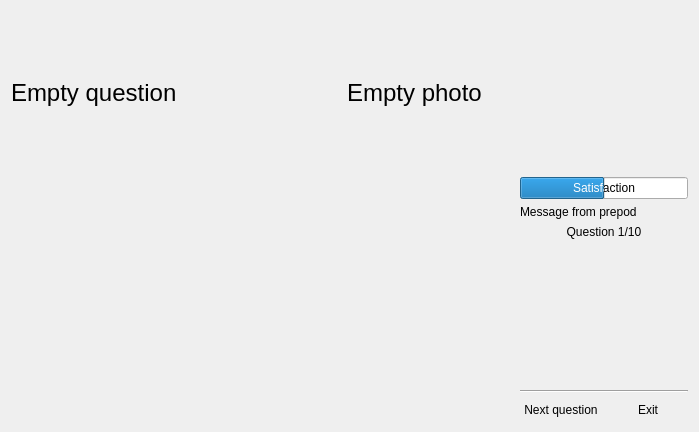
This is hackathon-2023/exam.ui in robilkot/BSUIR-hackathon-2023 as Qt 5 draws it before an edit. The edited form follows.
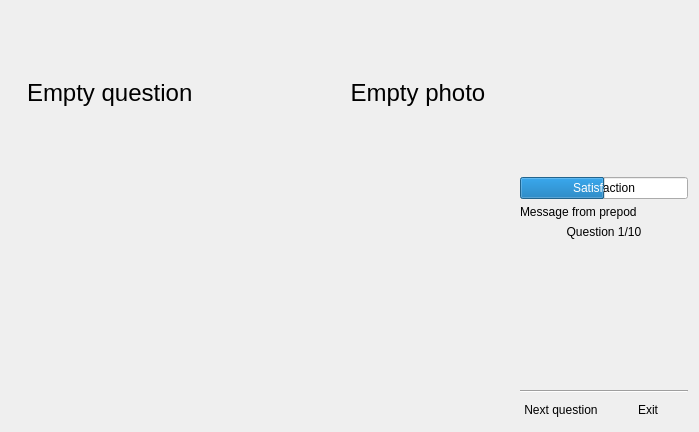
This is the edited form. Icons and pictures are not drawn.

Commit message: Багфиксы, окно настроек

```diff
--- a/hackathon-2023/exam.ui
+++ b/hackathon-2023/exam.ui
@@ -17,6 +17,9 @@
    <string>Exam</string>
   </property>
   <layout class="QGridLayout" name="gridLayout" columnstretch="3,1">
+   <property name="leftMargin">
+    <number>27</number>
+   </property>
    <property name="horizontalSpacing">
     <number>6</number>
    </property>
```
The commit also changes 6 other files.
